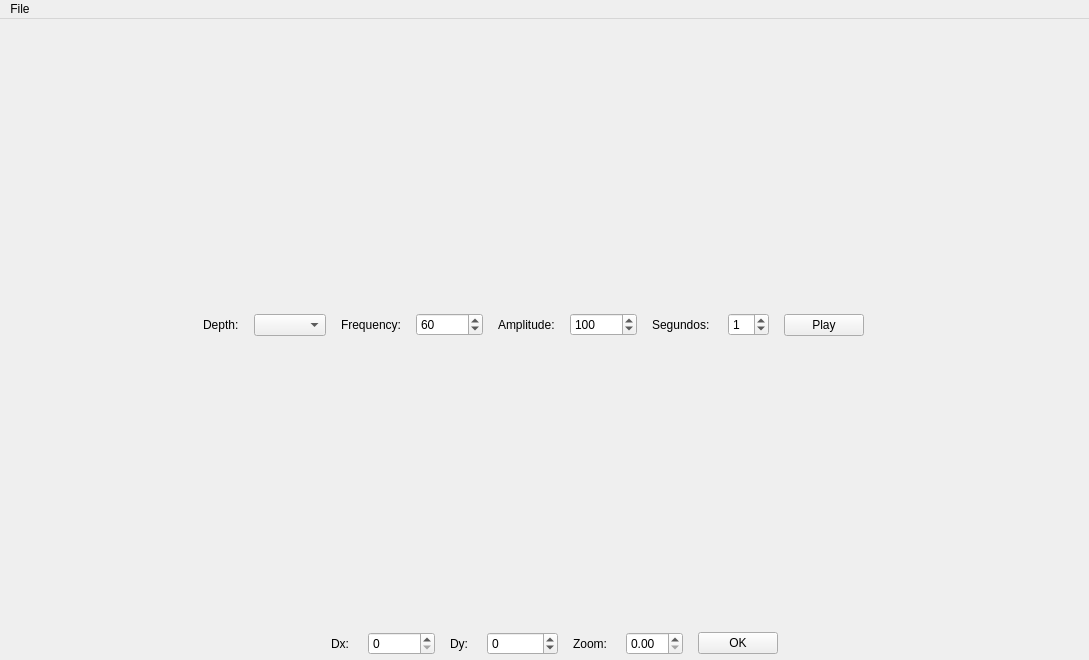
The window that mainwindow.ui (rfalessandro/QtMath) describes before a commit, drawn with Qt 5.
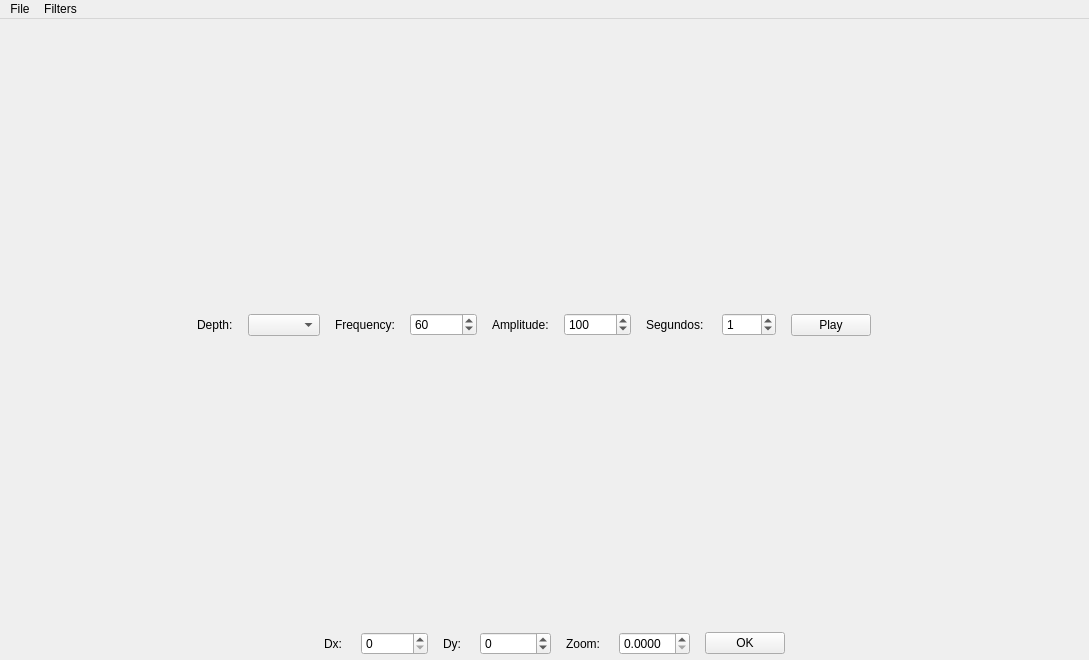
The same window after the commit.

What changed in the file:
```diff
--- a/mainwindow.ui
+++ b/mainwindow.ui
@@ -127,6 +127,9 @@
         </item>
         <item>
          <widget class="QSpinBox" name="sbSec">
+          <property name="maximum">
+           <number>9999</number>
+          </property>
           <property name="value">
            <number>1</number>
           </property>
@@ -268,6 +271,12 @@
         </item>
         <item>
          <widget class="QDoubleSpinBox" name="sbZoom">
+          <property name="decimals">
+           <number>4</number>
+          </property>
+          <property name="maximum">
+           <double>99.999899999999997</double>
+          </property>
           <property name="singleStep">
            <double>0.100000000000000</double>
           </property>
@@ -305,7 +314,7 @@
      <x>0</x>
      <y>0</y>
      <width>1089</width>
-     <height>26</height>
+     <height>19</height>
     </rect>
    </property>
    <widget class="QMenu" name="menuFile">
@@ -315,7 +324,13 @@
     <addaction name="actionOpen"/>
     <addaction name="actionSave"/>
    </widget>
+   <widget class="QMenu" name="menuFilters">
+    <property name="title">
+     <string>Filters</string>
+    </property>
+   </widget>
    <addaction name="menuFile"/>
+   <addaction name="menuFilters"/>
   </widget>
   <action name="actionOpen">
    <property name="text">
```
